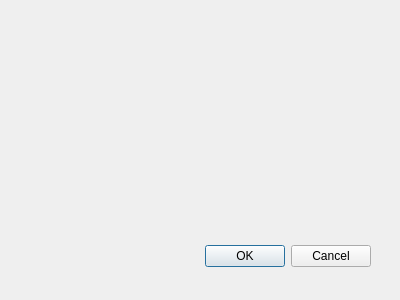
eKrzaczkowska/BazyDanych, file program.ui: the form before one commit.
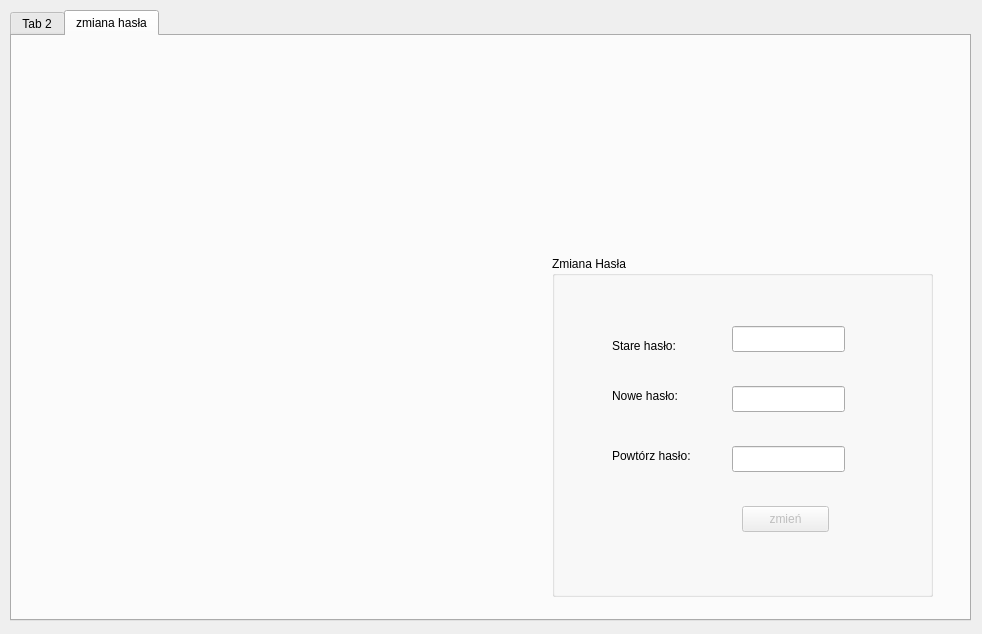
The form after the commit. Icons and pictures are not drawn.

What changed in the file:
```diff
--- a/program.ui
+++ b/program.ui
@@ -6,28 +6,149 @@
    <rect>
     <x>0</x>
     <y>0</y>
-    <width>400</width>
-    <height>300</height>
+    <width>982</width>
+    <height>634</height>
    </rect>
   </property>
   <property name="windowTitle">
    <string>Dialog</string>
   </property>
-  <widget class="QDialogButtonBox" name="buttonBox">
+  <widget class="QTabWidget" name="tabWidget">
    <property name="geometry">
     <rect>
-     <x>30</x>
-     <y>240</y>
-     <width>341</width>
-     <height>32</height>
+     <x>10</x>
+     <y>10</y>
+     <width>961</width>
+     <height>611</height>
     </rect>
    </property>
-   <property name="orientation">
-    <enum>Qt::Horizontal</enum>
+   <property name="layoutDirection">
+    <enum>Qt::LeftToRight</enum>
    </property>
-   <property name="standardButtons">
-    <set>QDialogButtonBox::Cancel|QDialogButtonBox::Ok</set>
+   <property name="currentIndex">
+    <number>1</number>
    </property>
+   <widget class="QWidget" name="tab_2">
+    <attribute name="title">
+     <string>Tab 2</string>
+    </attribute>
+   </widget>
+   <widget class="QWidget" name="tabHaslo">
+    <attribute name="icon">
+     <iconset theme="audio-card"/>
+    </attribute>
+    <attribute name="title">
+     <string>zmiana hasła</string>
+    </attribute>
+    <widget class="QGroupBox" name="boxHaslo">
+     <property name="geometry">
+      <rect>
+       <x>540</x>
+       <y>220</y>
+       <width>381</width>
+       <height>341</height>
+      </rect>
+     </property>
+     <property name="title">
+      <string>Zmiana Hasła</string>
+     </property>
+     <widget class="QPushButton" name="btnHZmien">
+      <property name="enabled">
+       <bool>false</bool>
+      </property>
+      <property name="geometry">
+       <rect>
+        <x>190</x>
+        <y>250</y>
+        <width>87</width>
+        <height>26</height>
+       </rect>
+      </property>
+      <property name="text">
+       <string>zmień</string>
+      </property>
+      <property name="default">
+       <bool>false</bool>
+      </property>
+     </widget>
+     <widget class="QLineEdit" name="txtHStare">
+      <property name="geometry">
+       <rect>
+        <x>180</x>
+        <y>70</y>
+        <width>113</width>
+        <height>26</height>
+       </rect>
+      </property>
+     </widget>
+     <widget class="QLabel" name="label">
+      <property name="geometry">
+       <rect>
+        <x>60</x>
+        <y>80</y>
+        <width>91</width>
+        <height>20</height>
+       </rect>
+      </property>
+      <property name="text">
+       <string>Stare hasło:</string>
+      </property>
+     </widget>
+     <widget class="QLabel" name="label_2">
+      <property name="geometry">
+       <rect>
+        <x>60</x>
+        <y>130</y>
+        <width>91</width>
+        <height>20</height>
+       </rect>
+      </property>
+      <property name="text">
+       <string>Nowe hasło:</string>
+      </property>
+     </widget>
+     <widget class="QLabel" name="label_3">
+      <property name="geometry">
+       <rect>
+        <x>60</x>
+        <y>190</y>
+        <width>111</width>
+        <height>20</height>
+       </rect>
+      </property>
+      <property name="text">
+       <string>Powtórz hasło:</string>
+      </property>
+     </widget>
+     <widget class="QLineEdit" name="txtHNowe">
+      <property name="geometry">
+       <rect>
+        <x>180</x>
+        <y>130</y>
+        <width>113</width>
+        <height>26</height>
+       </rect>
+      </property>
+     </widget>
+     <widget class="QLineEdit" name="txtHPowtorzone">
+      <property name="geometry">
+       <rect>
+        <x>180</x>
+        <y>190</y>
+        <width>113</width>
+        <height>26</height>
+       </rect>
+      </property>
+     </widget>
+     <zorder>txtHStare</zorder>
+     <zorder>btnHZmien</zorder>
+     <zorder>label</zorder>
+     <zorder>label_2</zorder>
+     <zorder>label_3</zorder>
+     <zorder>txtHNowe</zorder>
+     <zorder>txtHPowtorzone</zorder>
+    </widget>
+   </widget>
   </widget>
  </widget>
  <resources/>
```
Left out of the diff: 3 changed lines with no effect on the pictures.
